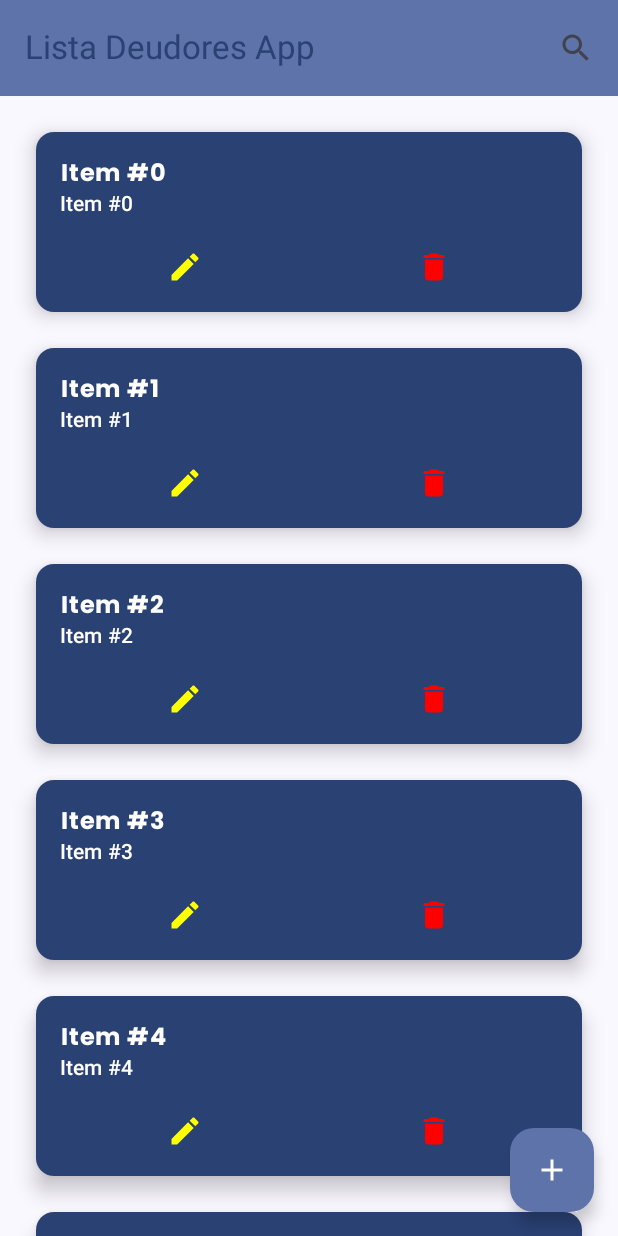
After one commit to pablorjd/DefaultingCustomerApp, an Android app built with Jetpack Compose: the composable HomeScreen shown on its own in the app's theme, on a phone screen of 412 x 824 dp. The commit adds this screen. Run offline under Robolectric (Android 15) with nearby library versions, the phone set to English and light mode, and no system bars; our stand-ins replace window size class.

Commit message:
Se generan componentes de vista faltando alert dialog

```diff
--- a/app/src/main/java/dev/pablorjd/listadeudores/MainActivity.kt
+++ b/app/src/main/java/dev/pablorjd/listadeudores/MainActivity.kt
@@ -5,43 +5,41 @@ import androidx.activity.ComponentActivity
 import androidx.activity.compose.setContent
 import androidx.activity.enableEdgeToEdge
 import androidx.compose.foundation.layout.fillMaxSize
-import androidx.compose.foundation.layout.padding
-import androidx.compose.material3.Scaffold
-import androidx.compose.material3.Text
+
+import androidx.compose.material3.MaterialTheme
+
+import androidx.compose.material3.Surface
+
+import androidx.compose.material3.windowsizeclass.calculateWindowSizeClass
 import androidx.compose.runtime.Composable
 import androidx.compose.ui.Modifier
 import androidx.compose.ui.tooling.preview.Preview
+import dagger.hilt.android.AndroidEntryPoint
 import dev.pablorjd.listadeudores.ui.theme.ListaDeudoresTheme
+import androidx.compose.material3.windowsizeclass.ExperimentalMaterial3WindowSizeClassApi
+import dev.pablorjd.listadeudores.ui.home.HomeScreen
 
+@AndroidEntryPoint
 class MainActivity : ComponentActivity() {
+    @OptIn(ExperimentalMaterial3WindowSizeClassApi::class)
     override fun onCreate(savedInstanceState: Bundle?) {
         super.onCreate(savedInstanceState)
         enableEdgeToEdge()
         setContent {
-            ListaDeudoresTheme {
-                Scaffold(modifier = Modifier.fillMaxSize()) { innerPadding ->
-                    Greeting(
-                        name = "Android",
-                        modifier = Modifier.padding(innerPadding)
-                    )
+            val windowSize = calculateWindowSizeClass(this)
+            ListaDeudoresTheme(windowSize = windowSize.widthSizeClass) {
+                Surface(modifier = Modifier.fillMaxSize(), color = MaterialTheme.colorScheme.surface) {
+                    HomeScreen()
                 }
             }
         }
     }
 }
 
-@Composable
-fun Greeting(name: String, modifier: Modifier = Modifier) {
-    Text(
-        text = "Hello $name!",
-        modifier = modifier
-    )
-}
-
 @Preview(showBackground = true)
 @Composable
 fun GreetingPreview() {
     ListaDeudoresTheme {
-        Greeting("Android")
+        HomeScreen()
     }
 }
--- /dev/null
+++ b/app/src/main/java/dev/pablorjd/listadeudores/ui/home/HomeScreen.kt
@@ -0,0 +1,126 @@
+package dev.pablorjd.listadeudores.ui.home
+
+import androidx.compose.foundation.layout.Arrangement
+import androidx.compose.foundation.layout.Column
+import androidx.compose.foundation.layout.PaddingValues
+import androidx.compose.foundation.layout.Row
+import androidx.compose.foundation.layout.fillMaxSize
+import androidx.compose.foundation.layout.fillMaxWidth
+import androidx.compose.foundation.layout.height
+import androidx.compose.foundation.layout.padding
+import androidx.compose.foundation.lazy.LazyColumn
+import androidx.compose.foundation.lazy.items
+import androidx.compose.material.icons.Icons
+import androidx.compose.material.icons.filled.Add
+import androidx.compose.material.icons.filled.Delete
+import androidx.compose.material.icons.filled.Edit
+import androidx.compose.material.icons.filled.Search
+
+
+import androidx.compose.material3.Card
+import androidx.compose.material3.CardDefaults
+import androidx.compose.material3.ExperimentalMaterial3Api
+import androidx.compose.material3.FloatingActionButton
+import androidx.compose.material3.Icon
+import androidx.compose.material3.IconButton
+import androidx.compose.material3.IconButtonDefaults
+import androidx.compose.material3.MaterialTheme
+import androidx.compose.material3.Scaffold
+import androidx.compose.material3.Text
+import androidx.compose.material3.TopAppBar
+import androidx.compose.material3.TopAppBarDefaults.topAppBarColors
+import androidx.compose.runtime.Composable
+import androidx.compose.ui.Modifier
+import androidx.compose.ui.graphics.Color
+import androidx.compose.ui.text.style.TextAlign
+import androidx.compose.ui.tooling.preview.Preview
+import androidx.compose.ui.unit.dp
+
+
+data class Item(val id: Int, val title: String)
+
+
+@OptIn(ExperimentalMaterial3Api::class)
+@Composable
+fun HomeScreen() {
+
+        Scaffold(
+            topBar = {
+                TopAppBar(
+                    colors = topAppBarColors(
+                        containerColor = MaterialTheme.colorScheme.primaryContainer,
+                        titleContentColor = MaterialTheme.colorScheme.primary,
+                    ),
+                    title = {
+                        Text("Lista Deudores App", textAlign = TextAlign.Center)
+                    },
+                    actions = {
+                        IconButton(onClick = { /*TODO*/ }) {
+                            Icon(Icons.Default.Search, contentDescription = "Settings")
+                        }
+                    }
+
+                )
+            },
+            floatingActionButton = {
+                FloatingActionButton(onClick = { /*TODO*/ }) {
+                    Icon(Icons.Default.Add, contentDescription = "Add")
+                }
+            }
+        ) { innerPadding ->
+            Column(
+                modifier = Modifier
+                    .padding(innerPadding),
+                verticalArrangement = Arrangement.spacedBy(16.dp),
+            ) {
+                val items = List(20) { Item(it, "Item #$it") }
+                LazyColumn(
+                    modifier = Modifier.fillMaxSize(),
+                    contentPadding = PaddingValues(16.dp),
+                    verticalArrangement = Arrangement.spacedBy(8.dp)
+                ) {
+                    items(items) { item ->
+                        ItemRow(item)
+                    }
+                }
+            }
+        }
+}
+
+@Composable
+fun ItemRow(item: Item) {
+    Card(
+        modifier = Modifier
+            .fillMaxWidth()
+            .padding(8.dp)
+            .height(120.dp),
+        elevation = CardDefaults.cardElevation(defaultElevation = 8.dp),
+        colors = CardDefaults.cardColors(containerColor = MaterialTheme.colorScheme.primary)
+
+    ) {
+        Column(modifier = Modifier.padding(16.dp)) {
+            Text(text = item.title, style = MaterialTheme.typography.bodyLarge)
+            Text(text = item.title, style = MaterialTheme.typography.titleSmall)
+            Row(
+                modifier = Modifier
+                    .fillMaxWidth()
+                    .padding(top = 16.dp, bottom = 0.dp),
+                horizontalArrangement = Arrangement.SpaceAround
+            ) {
+                IconButton(colors = IconButtonDefaults.iconButtonColors(contentColor = Color.Yellow) , onClick = { /*TODO*/ }) {
+                    Icon(imageVector = Icons.Filled.Edit, contentDescription = "Settings")
+                }
+                IconButton(colors = IconButtonDefaults.iconButtonColors(contentColor = Color.Red) ,onClick = { /*TODO*/ }) {
+                    Icon(imageVector = Icons.Filled.Delete, contentDescription = "Settings")
+                }
+            }
+
+        }
+    }
+}
+
+@Preview(showBackground = true)
+@Composable
+fun MyLazyColumnPreview() {
+    HomeScreen()
+}
```
